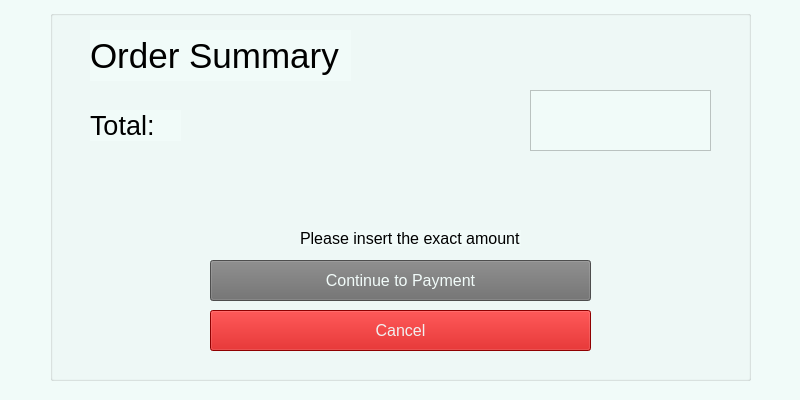
Dann-Joseph123/grainMate, file UI folder/thesisUIformUnpaidOrPaid.ui: the form before one commit.
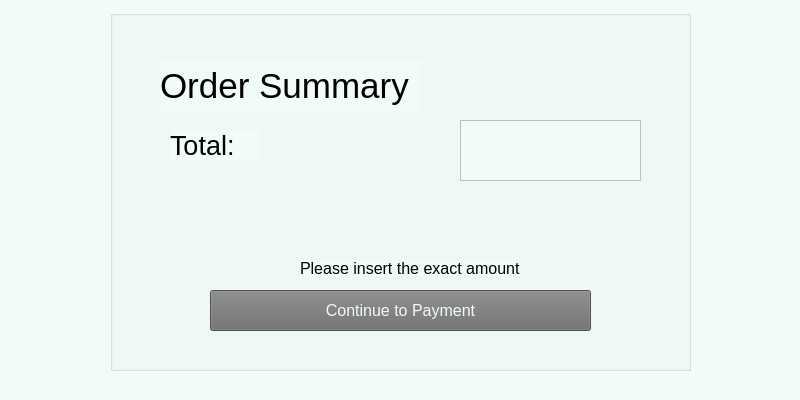
The form after the commit. Icons and pictures are not drawn.

Diff of the .ui file:
```diff
--- a/UI folder/thesisUIformUnpaidOrPaid.ui
+++ b/UI folder/thesisUIformUnpaidOrPaid.ui
@@ -31,10 +31,10 @@
   <widget class="QGroupBox" name="groupBox">
    <property name="geometry">
     <rect>
-     <x>50</x>
+     <x>110</x>
      <y>10</y>
-     <width>701</width>
-     <height>371</height>
+     <width>581</width>
+     <height>361</height>
     </rect>
    </property>
    <property name="title">
@@ -43,8 +43,8 @@
    <widget class="QLabel" name="orderSummaryLabel">
     <property name="geometry">
      <rect>
-      <x>40</x>
-      <y>20</y>
+      <x>50</x>
+      <y>50</y>
       <width>261</width>
       <height>51</height>
      </rect>
@@ -61,8 +61,8 @@
    <widget class="QLabel" name="totalLabel">
     <property name="geometry">
      <rect>
-      <x>40</x>
-      <y>100</y>
+      <x>60</x>
+      <y>120</y>
       <width>91</width>
       <height>31</height>
      </rect>
@@ -82,8 +82,8 @@
     </property>
     <property name="geometry">
      <rect>
-      <x>480</x>
-      <y>80</y>
+      <x>350</x>
+      <y>110</y>
       <width>181</width>
       <height>61</height>
      </rect>
@@ -100,8 +100,8 @@
    <widget class="QPushButton" name="orderConfirmation">
     <property name="geometry">
      <rect>
-      <x>160</x>
-      <y>250</y>
+      <x>100</x>
+      <y>280</y>
       <width>381</width>
       <height>41</height>
      </rect>
@@ -134,8 +134,8 @@
    <widget class="QLabel" name="instructionLabel">
     <property name="geometry">
      <rect>
-      <x>250</x>
-      <y>220</y>
+      <x>190</x>
+      <y>250</y>
       <width>221</width>
       <height>16</height>
      </rect>
@@ -152,35 +152,21 @@
    <widget class="QPushButton" name="orderCancellation">
     <property name="geometry">
      <rect>
-      <x>160</x>
-      <y>300</y>
-      <width>381</width>
-      <height>41</height>
+      <x>20</x>
+      <y>20</y>
+      <width>51</width>
+      <height>24</height>
      </rect>
     </property>
-    <property name="font">
-     <font>
-      <pointsize>12</pointsize>
-     </font>
-    </property>
-    <property name="mouseTracking">
-     <bool>true</bool>
-    </property>
-    <property name="tabletTracking">
-     <bool>true</bool>
-    </property>
-    <property name="styleSheet">
-     <string notr="true">background-color: rgb(200, 0, 0);
-color: rgb(240, 240, 240);</string>
-    </property>
     <property name="text">
-     <string>Cancel</string>
+     <string/>
     </property>
-    <property name="checkable">
-     <bool>true</bool>
+    <property name="icon">
+     <iconset>
+      <normaloff>../Graphics/previous.png</normaloff>../Graphics/previous.png</iconset>
     </property>
     <property name="flat">
-     <bool>false</bool>
+     <bool>true</bool>
     </property>
    </widget>
   </widget>
```
Left out of the diff: 2 changed lines with no effect on the pictures.
